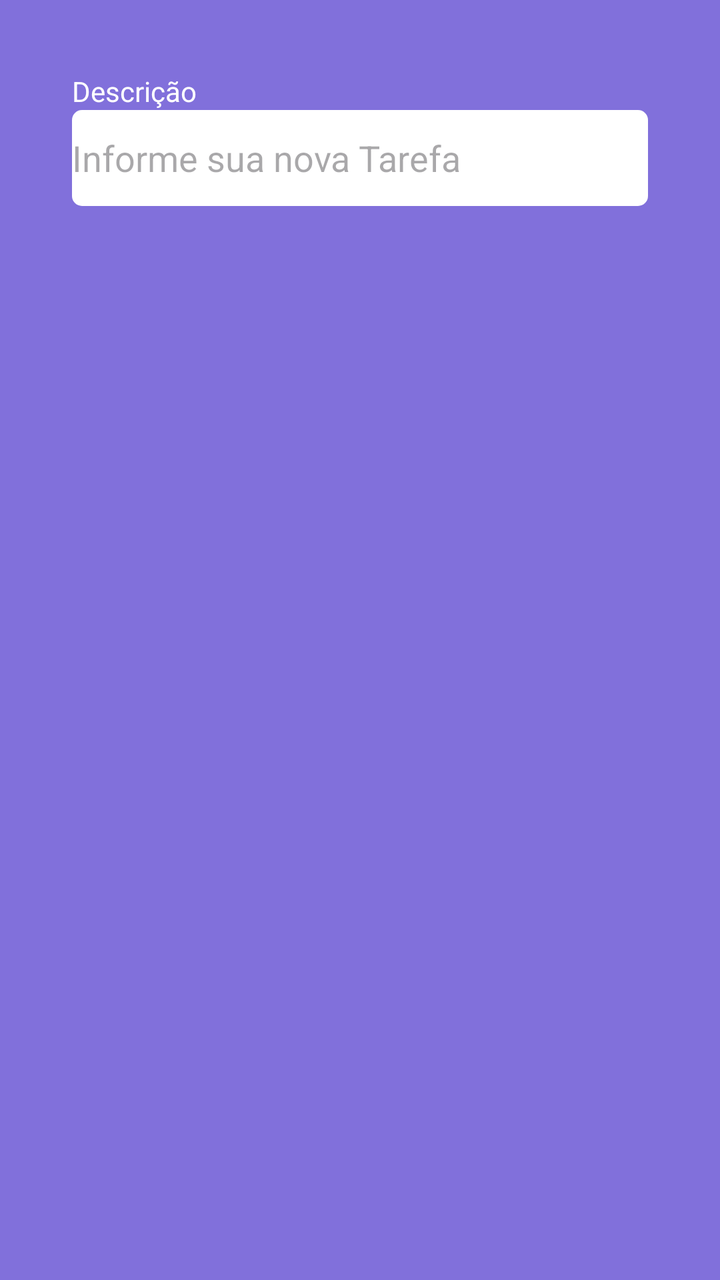
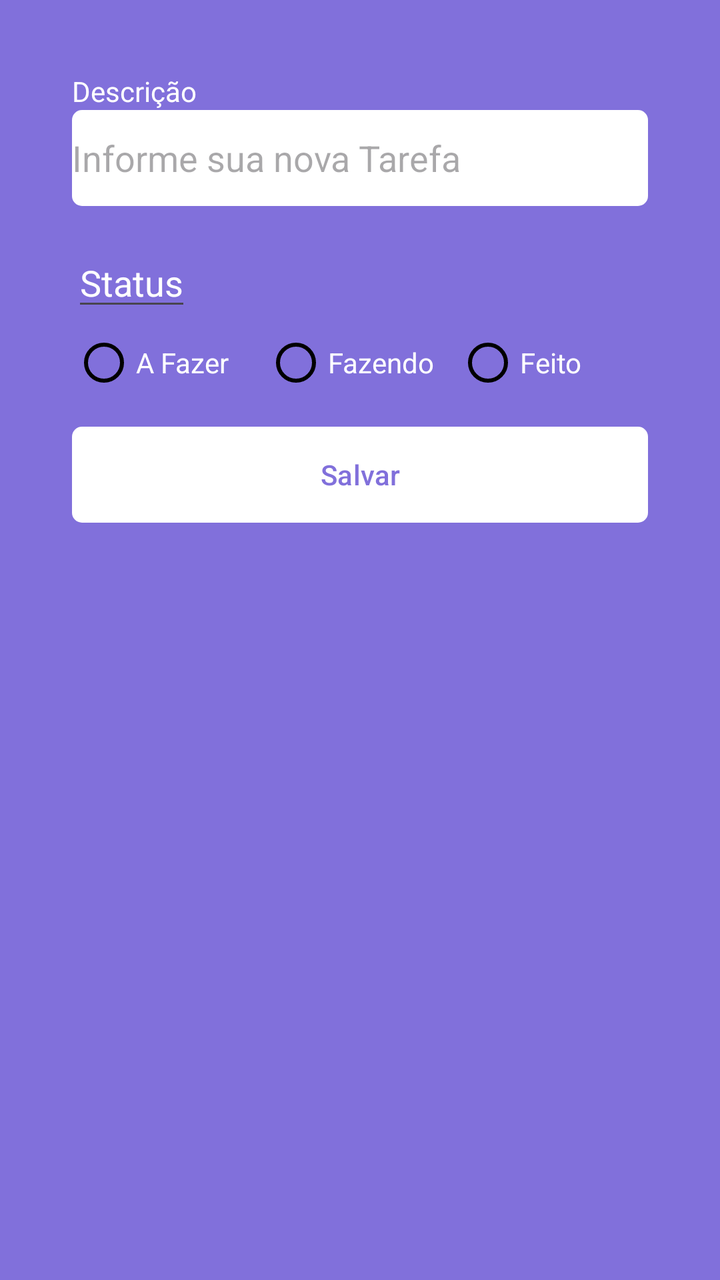

The first picture is an Android layout as it rendered before a commit; the second is the same layout after the commit. The layout source and the unified diff follow.
<!-- AndroidManifest.xml: application theme Theme.Kanban -->
<!-- res/layout/fragment_form_task.xml -->
<?xml version="1.0" encoding="utf-8"?>
<ScrollView xmlns:android="http://schemas.android.com/apk/res/android"
    xmlns:tools="http://schemas.android.com/tools"
    android:layout_width="match_parent"
    android:layout_height="match_parent"
    xmlns:app="http://schemas.android.com/apk/res-auto"
    tools:context=".ui.FormTaskFragment"
    android:padding="20dp"
    android:fillViewport="true">
    
<androidx.constraintlayout.widget.ConstraintLayout
    android:layout_width="match_parent"
    android:layout_height="match_parent"
    android:padding="16dp">

    <TextView
        android:id="@+id/textView"
        android:layout_width="wrap_content"
        android:layout_height="wrap_content"
        android:text="Descrição"
        android:textColor="@color/white"
        app:layout_constraintStart_toStartOf="parent"
        app:layout_constraintTop_toTopOf="parent" />

    <EditText
        android:id="@+id/editTextDescricao"
        android:layout_width="match_parent"
        android:layout_height="48dp"
        android:background="@drawable/bg_edit_text"
        android:hint="Informe sua nova Tarefa"
        app:layout_constraintEnd_toEndOf="parent"
        app:layout_constraintStart_toStartOf="parent"
        app:layout_constraintTop_toBottomOf="@+id/textView"/>

</androidx.constraintlayout.widget.ConstraintLayout>

</ScrollView>
<!-- resources referenced by this layout -->
<resources>
  <color name="white">#FFFFFFFF</color>
  <!-- drawable bg_edit_text (drawable) -->
  <?xml version="1.0" encoding="utf-8"?>
  <shape xmlns:android="http://schemas.android.com/apk/res/android"
      android:shape="rectangle">
  
      <solid android:color="@color/white"/>
      <corners android:radius="5dp"/>
  
  </shape>
  <style name="Theme.Kanban" parent="Base.Theme.Kanban" />
  <style name="Base.Theme.Kanban" parent="Theme.Material3.DayNight.NoActionBar">
          
          
          <item name="colorPrimary">@color/color_default</item>
          <item name="colorPrimaryVariant">@color/color_default</item>
          <item name="android:windowBackground">@color/color_default</item>
      </style>
  <color name="color_default">#8170DB</color>
</resources>

<!-- the commit's change to res/layout/fragment_form_task.xml (unified diff, before → after) -->
@@ -32,6 +32,89 @@
         app:layout_constraintStart_toStartOf="parent"
         app:layout_constraintTop_toBottomOf="@+id/textView"/>
 
+    <EditText
+        android:id="@+id/textViewStatus"
+        android:layout_width="wrap_content"
+        android:layout_height="wrap_content"
+        android:layout_marginTop="16dp"
+        android:text="Status"
+        android:textColor="@color/white"
+        app:layout_constraintStart_toStartOf="parent"
+        app:layout_constraintTop_toBottomOf="@id/editTextDescricao"/>
+
+    <RadioGroup
+        android:id="@+id/radioGroup"
+        android:layout_width="match_parent"
+        android:layout_height="wrap_content"
+        android:layout_marginTop="5dp"
+        android:orientation="horizontal"
+        app:layout_constraintEnd_toEndOf="parent"
+        app:layout_constraintStart_toStartOf="parent"
+        app:layout_constraintTop_toBottomOf="@id/textViewStatus">
+            <RadioButton
+                android:layout_width="88dp"
+                android:layout_height="wrap_content"
+                android:buttonTint="@color/black"
+                android:id="@+id/rbTodo"
+                android:text="A Fazer"
+                android:checked="false"
+                android:theme="@style/MyRadioButton"
+                android:textColor="@color/white"
+                android:layout_weight="1"
+                />
+
+            <RadioButton
+                android:layout_width="88dp"
+                android:layout_height="wrap_content"
+                android:buttonTint="@color/black"
+                android:id="@+id/rbDoing"
+                android:text="Fazendo"
+                android:checked="false"
+                android:theme="@style/MyRadioButton"
+                android:textColor="@color/white"
+                android:layout_weight="1"/>
+
+            <RadioButton
+                android:layout_width="88dp"
+                android:layout_height="wrap_content"
+                android:buttonTint="@color/black"
+                android:id="@+id/rbDone"
+                android:text="Feito"
+                android:checked="false"
+                android:theme="@style/MyRadioButton"
+                android:textColor="@color/white"
+                android:layout_weight="1"/>
+    </RadioGroup>
+
+    <com.google.android.material.button.MaterialButton
+        android:id="@+id/buttonSave"
+        android:layout_width="match_parent"
+        android:layout_height="wrap_content"
+        android:layout_marginTop="16dp"
+        android:background="@drawable/bg_btn"
+        android:text="Salvar"
+        android:textAllCaps="false"
+        android:textColor="@color/color_default"
+        app:backgroundTint="@null"
+        app:layout_constraintEnd_toEndOf="parent"
+        app:layout_constraintStart_toStartOf="parent"
+        app:layout_constraintTop_toBottomOf="@id/radioGroup"/>
+
+    <ProgressBar
+        android:id="@+id/progressBar"
+        android:layout_width="wrap_content"
+        android:layout_height="wrap_content"
+        android:layout_marginTop="8dp"
+        android:layout_gravity="center"
+        android:indeterminateTint="@color/white"
+        android:visibility="invisible"
+        tools:visibility="invisible"
+        app:layout_constraintEnd_toEndOf="parent"
+        app:layout_constraintStart_toStartOf="parent"
+        app:layout_constraintTop_toBottomOf="@id/buttonSave"/>
+
+
+
 </androidx.constraintlayout.widget.ConstraintLayout>
 
 </ScrollView>
<!-- resource entries referenced after the edit -->
@@ -1,6 +1,16 @@
 <!-- resources referenced by this layout -->
 <resources>
+  <color name="black">#FF000000</color>
   <color name="white">#FFFFFFFF</color>
+  <!-- drawable bg_btn (drawable) -->
+  <?xml version="1.0" encoding="utf-8"?>
+  <shape xmlns:android="http://schemas.android.com/apk/res/android"
+      android:shape="rectangle">
+  
+      <solid android:color="@color/white"/>
+      <corners android:radius="5dp"/>
+  
+  </shape>
   <!-- drawable bg_edit_text (drawable) -->
   <?xml version="1.0" encoding="utf-8"?>
   <shape xmlns:android="http://schemas.android.com/apk/res/android"
@@ -10,7 +20,12 @@
       <corners android:radius="5dp"/>
   
   </shape>
+  <style name="MyRadioButton" parent="Theme.AppCompat.Light">
+          <item name="colorControlNormal">@color/black</item>
+          <item name="colorControlActivated">@color/slight_white</item>
+      </style>
   <style name="Theme.Kanban" parent="Base.Theme.Kanban" />
+  <color name="slight_white">#E6E6E6</color>
   <style name="Base.Theme.Kanban" parent="Theme.Material3.DayNight.NoActionBar">
           
           
